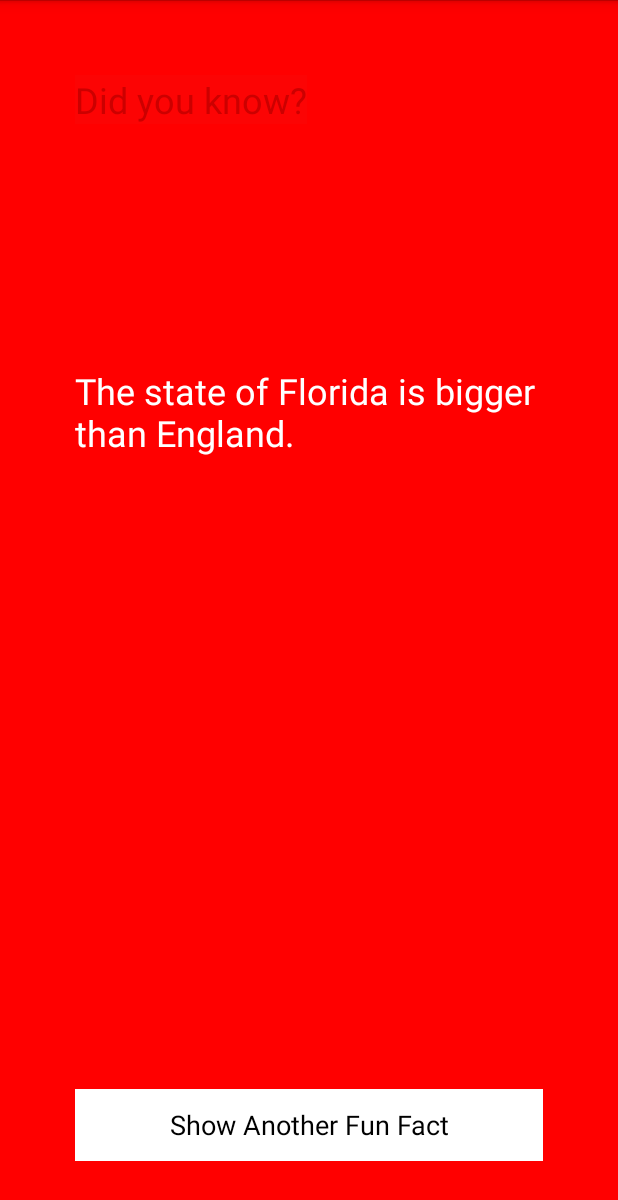
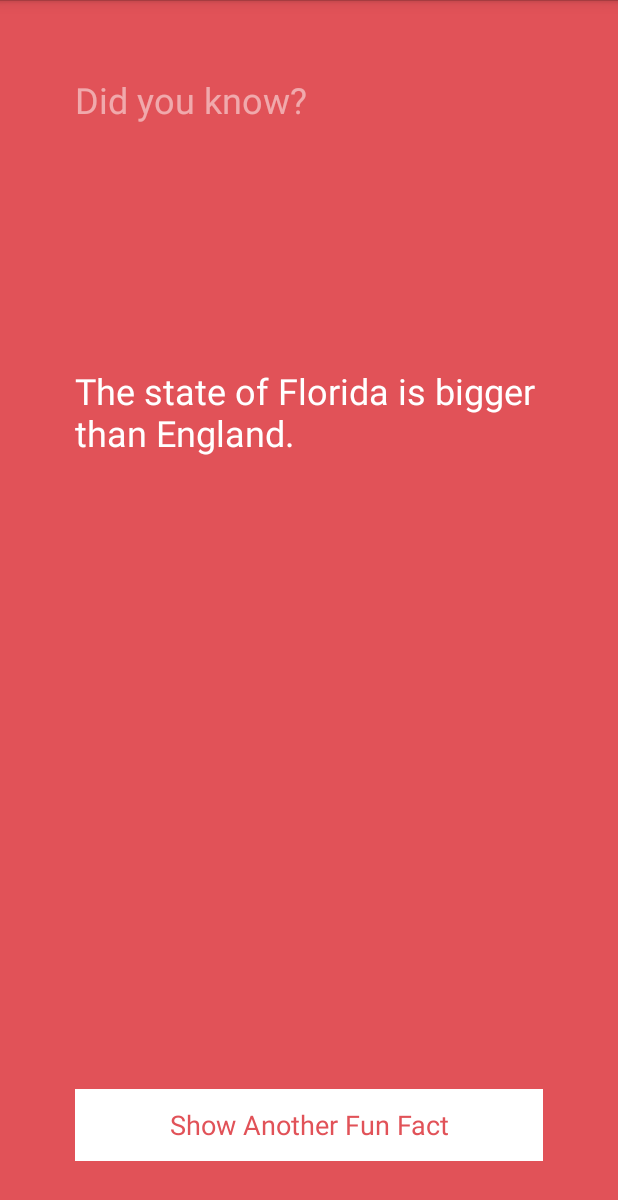
Before and after one commit to IbraDirir/FunFactsApp, an Android app: the screen it shows after launch (FunFactsActivity), after a tap on "Show Another Fun Fact", on a phone screen of 412 x 824 dp. Shown: the top 1200 px of the screen. Run offline under Robolectric (Android 15) with nearby library versions, the phone set to English and light mode, and no system bars.

Commit message:
dynamic colors matching their views

```diff
--- a/app/src/main/java/com/moringaschool/funfacts/ColorWheel.java
+++ b/app/src/main/java/com/moringaschool/funfacts/ColorWheel.java
@@ -35,7 +35,9 @@ public class ColorWheel  {
         int randomNumber = randomGenerator.nextInt(mColors.length);
 
         color = mColors[randomNumber];
+
         int colorAsInt = Color.parseColor(color);
+
         return colorAsInt;
     }
 
--- a/app/src/main/java/com/moringaschool/funfacts/FunFactsActivity.java
+++ b/app/src/main/java/com/moringaschool/funfacts/FunFactsActivity.java
@@ -27,17 +27,18 @@ public class FunFactsActivity extends Activity {
         setContentView(R.layout.activity_fun_facts);
     // Declare our view variable and assign them the views from the layout files
         final TextView factLabel = (TextView) findViewById(R.id.factTextView);
-        Button showFactButton = (Button) findViewById(R.id.showFactButton);
+        final Button showFactButton = (Button) findViewById(R.id.showFactButton);
         final RelativeLayout relativeLayout = (RelativeLayout) findViewById(R.id.relativeLayout);
         View.OnClickListener listener  = new View.OnClickListener() {
             @Override
             public void onClick(View view) {
                 String fact = mFactBook.getFact();
+              //Update the label with our dynamic fact
+
+                factLabel.setText(fact);
                 int color = mColorWheel.getColor();
-             //Update the label with our dynamic fact
-                factLabel.setText(fact);
-                relativeLayout.setBackgroundColor(Color.RED);
-
+                relativeLayout.setBackgroundColor(color);
+                showFactButton.setTextColor(color);
             }
         };
         showFactButton.setOnClickListener(listener);
--- a/app/src/main/res/layout/activity_fun_facts.xml
+++ b/app/src/main/res/layout/activity_fun_facts.xml
@@ -17,8 +17,7 @@
         android:layout_height="wrap_content"
         android:id="@+id/textView"
         android:textSize="24sp"
-        android:textColor="@android:color/holo_red_dark"
-        android:background="#0464fffa" />
+        android:textColor="#80ffffff" />
 
     <TextView
         android:layout_width="wrap_content"
@@ -39,7 +38,8 @@
         android:id="@+id/showFactButton"
         android:layout_alignParentBottom="true"
         android:layout_centerHorizontal="true"
-        android:background="@android:color/white" />
+        android:background="@android:color/white"
+        android:textColor="#ff51b46d" />
 
     <TextView
         android:layout_width="wrap_content"
```
